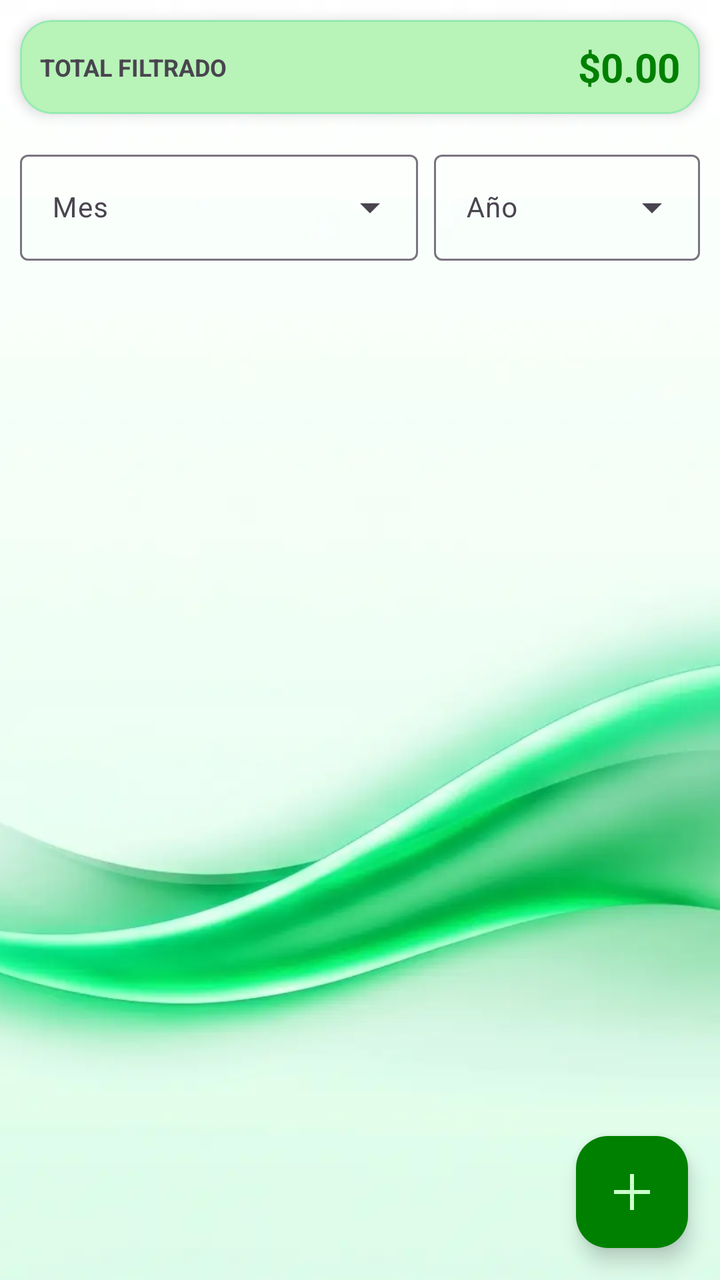
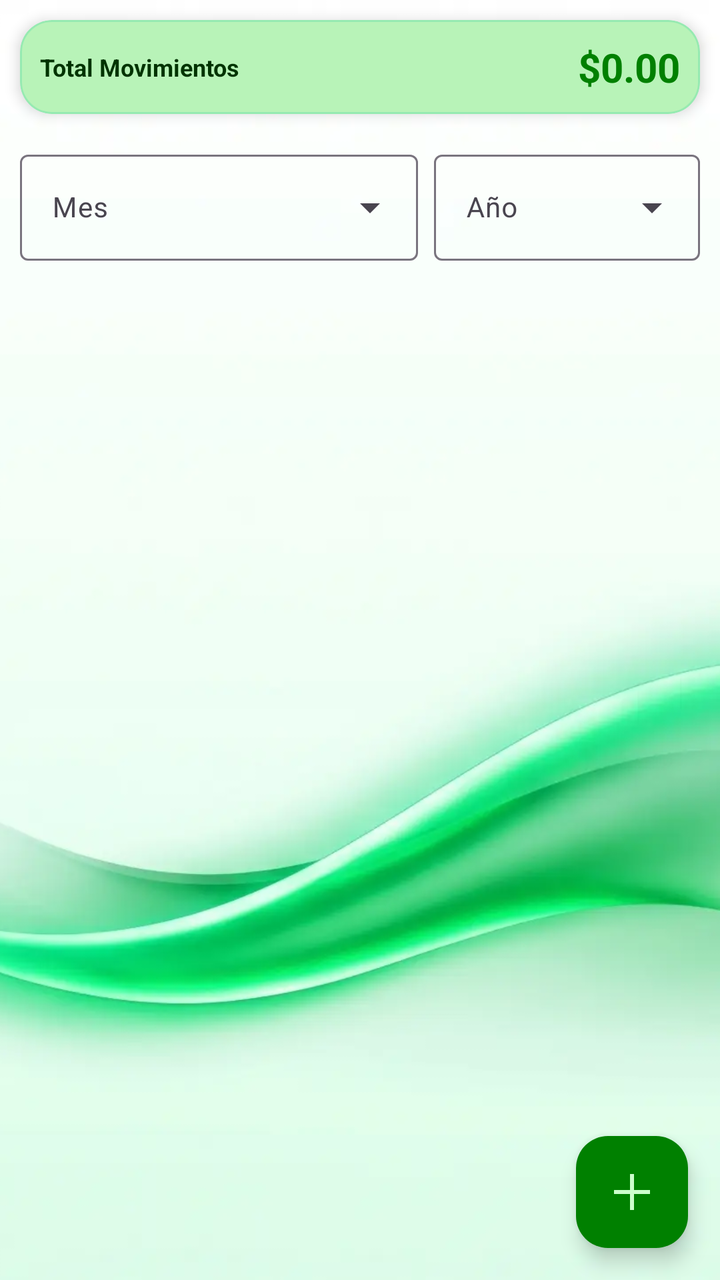

Screens rendered from an Android XML layout before and after an edit, with the pre-edit source and the edit as a unified diff.
<!-- AndroidManifest.xml: application theme Theme.MyLittleFinanControl -->
<!-- res/layout/fragment_movimiento.xml -->
<?xml version="1.0" encoding="utf-8"?>
<RelativeLayout xmlns:android="http://schemas.android.com/apk/res/android"
    xmlns:app="http://schemas.android.com/apk/res-auto"
    xmlns:tools="http://schemas.android.com/tools"
    android:layout_width="match_parent"
    android:layout_height="match_parent"
    tools:context=".Fragmentos.FragmentMovimiento">

    <ImageView
        android:id="@+id/imagenFondo"
        android:layout_width="match_parent"
        android:layout_height="match_parent"
        android:src="@drawable/background_1_ligth"
        android:scaleType="centerCrop" />

    
    <com.google.android.material.card.MaterialCardView
        android:id="@+id/cv_resumen_mov"
        android:layout_width="match_parent"
        android:layout_height="wrap_content"
        android:layout_marginVertical="10dp"
        android:layout_marginHorizontal="10dp"
        app:cardCornerRadius="16dp"
        app:cardElevation="4dp"
        app:cardBackgroundColor="@color/white"
        app:strokeWidth="1dp"
        app:strokeColor="#3000C292">

        <LinearLayout
            android:layout_width="match_parent"
            android:layout_height="wrap_content"
            android:orientation="horizontal"
            android:padding="10dp"
            android:gravity="center_vertical">

            <TextView
                android:layout_width="0dp"
                android:layout_height="wrap_content"
                android:layout_weight="1"
                android:text="TOTAL FILTRADO"
                android:textSize="12sp"
                android:textColor="?attr/colorOnSurfaceVariant"
                android:textStyle="bold" />

            <TextView
                android:id="@+id/tv_total_mov_monto"
                android:layout_width="wrap_content"
                android:layout_height="wrap_content"
                android:text="$0.00"
                android:textSize="20sp"
                android:textColor="@color/primary"
                android:textStyle="bold"/>
        </LinearLayout>
    </com.google.android.material.card.MaterialCardView>

    
    <LinearLayout
        android:id="@+id/ll_filtros"
        android:layout_width="match_parent"
        android:layout_height="wrap_content"
        android:orientation="horizontal"
        android:layout_below="@id/cv_resumen_mov"
        android:layout_marginHorizontal="10dp"
        android:layout_marginVertical="5dp"
        android:gravity="center_vertical">

        <com.google.android.material.textfield.TextInputLayout
            style="@style/Widget.Material3.TextInputLayout.OutlinedBox.ExposedDropdownMenu"
            android:layout_width="0dp"
            android:layout_height="wrap_content"
            android:layout_weight="1.5"
            android:layout_marginEnd="8dp"
            android:hint="Mes">

            <AutoCompleteTextView
                android:id="@+id/auto_mes"
                android:layout_width="match_parent"
                android:layout_height="wrap_content"
                android:inputType="none"
                android:textSize="14sp" />
        </com.google.android.material.textfield.TextInputLayout>

        <com.google.android.material.textfield.TextInputLayout
            style="@style/Widget.Material3.TextInputLayout.OutlinedBox.ExposedDropdownMenu"
            android:layout_width="0dp"
            android:layout_height="wrap_content"
            android:layout_weight="1"
            android:hint="Año">

            <AutoCompleteTextView
                android:id="@+id/auto_anio"
                android:layout_width="match_parent"
                android:layout_height="wrap_content"
                android:inputType="none"
                android:textSize="14sp" />
        </com.google.android.material.textfield.TextInputLayout>
    </LinearLayout>

    
    <androidx.recyclerview.widget.RecyclerView
        android:id="@+id/notasRv"
        android:layout_width="match_parent"
        android:layout_height="match_parent"
        android:layout_below="@id/ll_filtros"
        android:layout_marginHorizontal="5dp"
        tools:listitem="@layout/item_movimiento" />

    
    <com.google.android.material.floatingactionbutton.FloatingActionButton
        android:id="@+id/FABAgregarNota"
        android:layout_width="wrap_content"
        android:layout_height="wrap_content"
        android:layout_alignParentEnd="true"
        android:layout_alignParentBottom="true"
        android:layout_margin="16dp"
        android:src="@drawable/ic_add"
        app:backgroundTint="@color/primary"
        app:tint="@color/white" />

</RelativeLayout>
<!-- res/layout/item_movimiento.xml (included above) -->
<?xml version="1.0" encoding="utf-8"?>
<com.google.android.material.card.MaterialCardView
    xmlns:android="http://schemas.android.com/apk/res/android"
    android:layout_width="match_parent"
    android:layout_height="wrap_content"
    xmlns:app="http://schemas.android.com/apk/res-auto"
    app:cardCornerRadius="8dp"
    app:cardElevation="0dp"
    app:cardUseCompatPadding="true"
    app:cardBackgroundColor="@color/primary_glass"
    app:strokeWidth="1dp"
    app:strokeColor="@color/black">

    <androidx.appcompat.widget.LinearLayoutCompat
        android:layout_width="match_parent"
        android:layout_height="wrap_content"
        android:orientation="vertical"
        android:padding="15dp">

        <RelativeLayout
            android:layout_width="match_parent"
            android:layout_height="wrap_content"
            android:orientation="horizontal"
            android:layout_marginTop="5dp">

            <TextView
                android:id="@+id/item_descripcion"
                android:text="@string/item_descripcion"
                android:textStyle="bold"
                android:layout_marginBottom="10dp"
                android:textColor="@color/black"
                android:layout_width="wrap_content"
                android:layout_height="wrap_content"/>

            <ImageView
                android:id="@+id/ivActualizar"
                android:layout_alignParentEnd="true"
                android:src="@drawable/ic_edit"
                app:tint="@color/primary"
                android:layout_marginEnd="40dp"
                android:layout_width="28dp"
                android:layout_height="28dp"/>

            <ImageView
                android:id="@+id/ivEliminarMov"
                android:layout_alignParentEnd="true"
                android:src="@drawable/ic_delete"
                android:layout_marginEnd="10dp"
                app:tint="@color/accent_alerta"
                android:layout_width="28dp"
                android:layout_height="28dp" />

        </RelativeLayout>

        <TextView
            android:id="@+id/item_valor"
            android:text="@string/item_valor"
            android:textStyle="bold"
            android:layout_marginBottom="10dp"
            android:layout_width="wrap_content"
            android:layout_height="wrap_content"
            android:textColor="@color/primary"/>

        <TextView
            android:id="@+id/item_tipo"
            android:text="@string/item_tipo"
            android:textStyle="bold"
            android:layout_width="wrap_content"
            android:layout_height="wrap_content"
            android:textColor="@color/black"/>

    </androidx.appcompat.widget.LinearLayoutCompat>

</com.google.android.material.card.MaterialCardView>
<!-- resources referenced by this layout -->
<resources>
  <color name="accent_alerta">#E55555</color>
  <color name="black">#003300</color>
  <color name="primary">#008000</color>
  <color name="primary_glass">#66CCFFCC</color>
  <color name="white">#CCFFCC</color>
  <!-- drawable background_1_ligth: webp bitmap (drawable, 18726 bytes) -->
  <!-- drawable ic_add (drawable) -->
  <vector xmlns:android="http://schemas.android.com/apk/res/android" android:autoMirrored="true" android:height="24dp" android:tint="#1F4F98" android:viewportHeight="960" android:viewportWidth="960" android:width="24dp">
        
      <path android:fillColor="@android:color/white" android:pathData="M440,840L440,520L120,520L120,440L440,440L440,120L520,120L520,440L840,440L840,520L520,520L520,840L440,840Z"/>
      
  </vector>
  <!-- drawable ic_delete (drawable) -->
  <vector xmlns:android="http://schemas.android.com/apk/res/android" android:autoMirrored="true" android:height="24dp" android:tint="#1F4F98" android:viewportHeight="24" android:viewportWidth="24" android:width="24dp">
        
      <path android:fillColor="@android:color/white" android:pathData="M6,19c0,1.1 0.9,2 2,2h8c1.1,0 2,-0.9 2,-2V7H6v12zM19,4h-3.5l-1,-1h-5l-1,1H5v2h14V4z"/>
      
  </vector>
  <!-- drawable ic_edit (drawable) -->
  <vector xmlns:android="http://schemas.android.com/apk/res/android" android:autoMirrored="true" android:height="24dp" android:tint="#1F4F98" android:viewportHeight="24" android:viewportWidth="24" android:width="24dp">
        
      <path android:fillColor="@android:color/white" android:pathData="M3,17.25V21h3.75L17.81,9.94l-3.75,-3.75L3,17.25zM20.71,7.04c0.39,-0.39 0.39,-1.02 0,-1.41l-2.34,-2.34c-0.39,-0.39 -1.02,-0.39 -1.41,0l-1.83,1.83 3.75,3.75 1.83,-1.83z"/>
      
  </vector>
  <string name="item_descripcion">Descripcion</string>
  <string name="item_tipo">Tipo de registro</string>
  <string name="item_valor">Valor</string>
  <style name="Theme.MyLittleFinanControl" parent="Base.Theme.MyLittleFinanControl" />
  <style name="Base.Theme.MyLittleFinanControl" parent="Theme.Material3.DayNight.NoActionBar">
          
          <item name="colorPrimary">@color/primary</item>
          <item name="colorOnPrimary">@color/white</item>
          <item name="colorSecondary">@color/secondary</item>
          <item name="colorOnSecondary">@color/white</item>
          
          
          <item name="android:windowBackground">@color/background_light</item>
          <item name="colorSurface">@color/background_light</item>
          
          
          <item name="colorError">@color/accent_alerta</item>
          
          
          <item name="android:statusBarColor">@color/background_light</item>
          <item name="android:windowLightStatusBar">true</item>
      </style>
  <color name="secondary">#33FF00</color>
  <color name="background_light">#CCFFCC</color>
</resources>

<!-- the commit's change to res/layout/fragment_movimiento.xml (unified diff, before → after) -->
@@ -10,7 +10,7 @@
         android:id="@+id/imagenFondo"
         android:layout_width="match_parent"
         android:layout_height="match_parent"
-        android:src="@drawable/background_1_ligth"
+        android:src="@drawable/background_1"
         android:scaleType="centerCrop" />
 
     
@@ -31,15 +31,15 @@
             android:layout_height="wrap_content"
             android:orientation="horizontal"
             android:padding="10dp"
-            android:gravity="center_vertical">
+            android:gravity="center">
 
             <TextView
                 android:layout_width="0dp"
                 android:layout_height="wrap_content"
                 android:layout_weight="1"
-                android:text="TOTAL FILTRADO"
+                android:text="Total Movimientos"
                 android:textSize="12sp"
-                android:textColor="?attr/colorOnSurfaceVariant"
+                android:textColor="@color/black"
                 android:textStyle="bold" />
 
             <TextView
<!-- resource entries referenced after the edit -->
@@ -1,11 +1,11 @@
 <!-- resources referenced by this layout -->
 <resources>
-  <color name="accent_alerta">#E55555</color>
+  <color name="accent_alerta">#FF7878</color>
   <color name="black">#003300</color>
   <color name="primary">#008000</color>
   <color name="primary_glass">#66CCFFCC</color>
   <color name="white">#CCFFCC</color>
-  <!-- drawable background_1_ligth: webp bitmap (drawable, 18726 bytes) -->
+  <!-- drawable background_1: webp bitmap (drawable, 18726 bytes) -->
   <!-- drawable ic_add (drawable) -->
   <vector xmlns:android="http://schemas.android.com/apk/res/android" android:autoMirrored="true" android:height="24dp" android:tint="#1F4F98" android:viewportHeight="960" android:viewportWidth="960" android:width="24dp">
         
